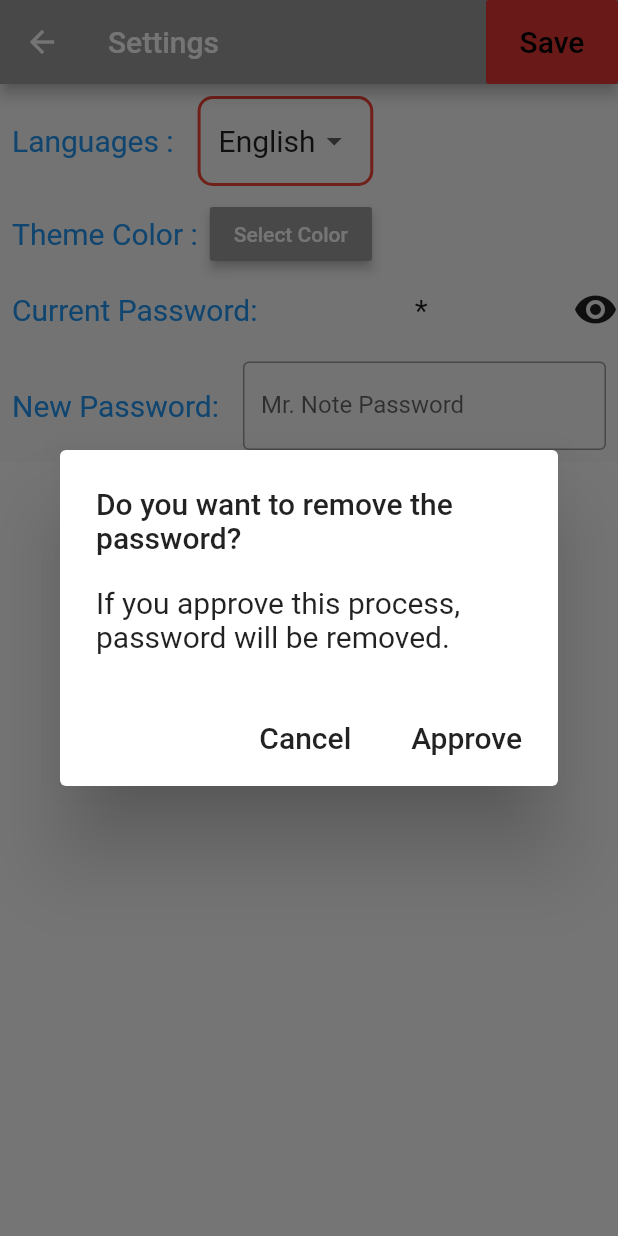
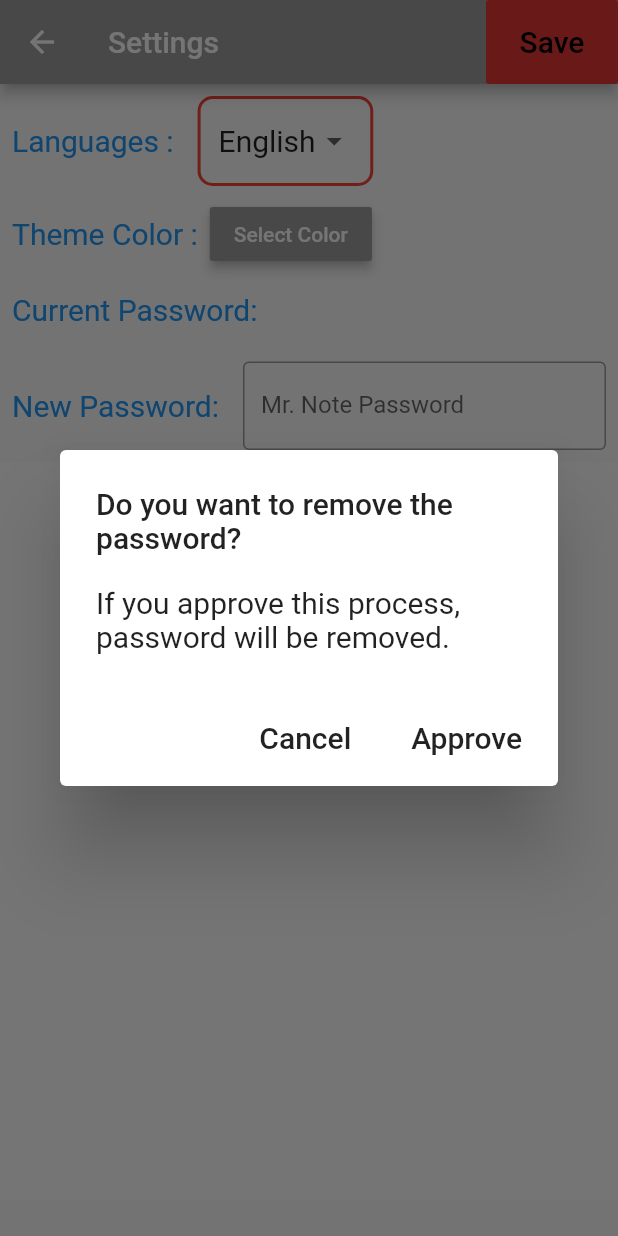
Before and after one commit to MrBuluc/mrnote, a Flutter app: the SettingsPage screen opened directly with empty values, after a tap on "Save", on a phone screen of 412 x 824 dp. Run offline on Flutter 3.47's test engine with Material 2 defaults, Android fonts, the phone set to English and light mode, and no system bars; our stand-ins replace firebase_messaging, flutter_colorpicker, flutter_local_notifications, rxdart, sqflite; missing offline and left inert: firebase_admob; accounts and stored records are empty.

Commit message:
Ayarlar optimize edildi

```diff
--- a/lib/Settings/SettingsPage.dart
+++ b/lib/Settings/SettingsPage.dart
@@ -1,5 +1,3 @@
-import 'dart:io';
-
 import 'package:firebase_admob/firebase_admob.dart';
 import 'package:flutter/material.dart';
 import 'package:flutter_colorpicker/flutter_colorpicker.dart';
@@ -8,7 +6,6 @@ import 'package:mrnote/common_widget/platform_duyarli_alert_dialog.dart';
 import 'package:mrnote/models/notes.dart';
 import 'package:mrnote/utils/admob_helper.dart';
 import 'package:mrnote/utils/database_helper.dart';
-import 'package:path_provider/path_provider.dart';
 
 class SettingsPage extends StatefulWidget {
   int lang;
@@ -79,8 +76,7 @@ class _SettingsPageState extends State<SettingsPage> {
 
   Color currentColor;
 
-  bool adOpen,
-      show = false;
+  bool adOpen, show = false;
 
   double ekranYuksekligi, ekranGenisligi;
 
@@ -90,7 +86,7 @@ class _SettingsPageState extends State<SettingsPage> {
   String gelistiriciSayfasiParola,
       password = "",
       newPassword,
-      showPassword = "*";
+      showPassword = "";
 
   DatabaseHelper databaseHelper = DatabaseHelper();
 
@@ -231,7 +227,8 @@ class _SettingsPageState extends State<SettingsPage> {
                       style: TextStyle(fontSize: 20),
                     ),
                   ),
-                  GestureDetector(
+                  password != ""
+                      ? GestureDetector(
                     child: Icon(
                       show ? Icons.visibility_off : Icons.visibility,
                       size: 30,
@@ -241,7 +238,8 @@ class _SettingsPageState extends State<SettingsPage> {
                         show = !show;
                       });
                     },
-                  ),
+                  )
+                      : Container()
                 ],
               ),
               Form(
@@ -279,7 +277,7 @@ class _SettingsPageState extends State<SettingsPage> {
                   color: Colors.white,
                   child: SizedBox(
                     width: ekranGenisligi,
-                    height: ekranYuksekligi - 279,
+                    height: ekranYuksekligi - 332,
                   ),
                 ),
                 onLongPress: () async {
@@ -337,19 +335,18 @@ class _SettingsPageState extends State<SettingsPage> {
             lang,
             style: TextStyle(fontSize: 20),
           ),
-            ))
+        ))
         .toList();
   }
 
   Future<void> save(int lang, Color color, bool adOpen) async {
     try {
-      final directory = await getApplicationDocumentsDirectory();
-      final path = directory.path;
-      final file = File("$path/language.txt");
-      file.writeAsString("language: $lang");
+      var suan = DateTime.now();
+      databaseHelper.updateNote(
+          Note.withID(2, 0, "Language", lang.toString(), suan.toString(), 2));
 
-      final file1 = File("$path/theme.txt");
-      file1.writeAsString(color.toString());
+      databaseHelper.updateNote(Note.withID(
+          3, 0, "Theme", color.value.toString(), suan.toString(), 2));
 
       formKey1.currentState.save();
       if (newPassword == "") {
@@ -360,14 +357,13 @@ class _SettingsPageState extends State<SettingsPage> {
           iptalButonYazisi: texts["password_save_iptalButonYazisi"],
         ).goster(context);
         if (sonuc) {
-          var suan = DateTime.now();
           databaseHelper.updateNote(
-              Note.withID(1, 1, "Password", newPassword, suan.toString(), 2));
+              Note.withID(1, 0, "Password", newPassword, suan.toString(), 2));
         }
       } else {
         var suan = DateTime.now();
         databaseHelper.updateNote(
-            Note.withID(1, 1, "Password", newPassword, suan.toString(), 2));
+            Note.withID(1, 0, "Password", newPassword, suan.toString(), 2));
       }
     } catch (e) {
       PlatformDuyarliAlertDialog(
--- a/lib/app/landing_page.dart
+++ b/lib/app/landing_page.dart
@@ -1,12 +1,9 @@
-import 'dart:io';
-
 import 'package:flutter/material.dart';
 import 'package:mrnote/Login/login.dart';
 import 'package:mrnote/common_widget/merkez_widget.dart';
 import 'package:mrnote/models/notes.dart';
 import 'package:mrnote/note_list.dart';
 import 'package:mrnote/utils/database_helper.dart';
-import 'package:path_provider/path_provider.dart';
 
 class LandingPage extends StatefulWidget {
   @override
@@ -72,32 +69,30 @@ class _LandingPageState extends State<LandingPage> {
   }
 
   Future<void> read() async {
-    final directory = await getApplicationDocumentsDirectory();
-    final path = directory.path;
-    final file = File("$path/language.txt");
-    final file1 = File("$path/theme.txt");
-    final file2 = File("$path/categoryID.txt");
     try {
-      String contents = await file.readAsString();
-      lang = int.parse(contents[10]);
+      List<Note> languageNoteList =
+          await databaseHelper.getNoteTitleNotesList("Language");
+      lang = int.parse(languageNoteList[0].noteContent);
     } catch (e) {
-      file.writeAsString("language: 0");
+      lang = 0;
       setState(() {});
     }
     try {
-      String contents1 = await file1.readAsString();
-      int color = int.parse(contents1.substring(35, 45));
+      List<Note> themeNoteList =
+      await databaseHelper.getNoteTitleNotesList("Theme");
+      int color = int.parse(themeNoteList[0].noteContent);
       currentColor = Color(color);
       setState(() {});
     } catch (e) {
-      file1.writeAsString("MaterialColor(primary value: Color(0xFFff0000))");
+      currentColor = Color(0xFFff0000);
       setState(() {});
     }
     try {
-      String contents = await file2.readAsString();
-      categoryID = int.parse(contents[12]);
+      List<Note> categoryIDNoteList =
+      await databaseHelper.getNoteTitleNotesList("CategoryID");
+      categoryID = int.parse(categoryIDNoteList[0].noteContent);
     } catch (e) {
-      file2.writeAsString("CategoryID: 0");
+      categoryID = 0;
       setState(() {});
     }
   }
--- a/lib/note_list.dart
+++ b/lib/note_list.dart
@@ -1,5 +1,3 @@
-import 'dart:io';
-
 import 'package:animations/animations.dart';
 import 'package:firebase_admob/firebase_admob.dart';
 import 'package:flutter/material.dart';
@@ -8,7 +6,6 @@ import 'package:mrnote/models/category.dart';
 import 'package:mrnote/models/notes.dart';
 import 'package:mrnote/note_detail.dart';
 import 'package:mrnote/utils/database_helper.dart';
-import 'package:path_provider/path_provider.dart';
 
 import 'Settings/SettingsPage.dart';
 import 'common_widget/platform_duyarli_alert_dialog.dart';
@@ -277,10 +274,7 @@ class _NoteListState extends State<NoteList> {
                   Radius.circular(_fabDimension / 2),
                 ),
               ),
-              closedColor: Theme
-                  .of(context)
-                  .colorScheme
-                  .secondary,
+              closedColor: Theme.of(context).colorScheme.secondary,
               closedBuilder:
                   (BuildContext context, VoidCallback openContainer) {
                 return SizedBox(
@@ -289,10 +283,7 @@ class _NoteListState extends State<NoteList> {
                   child: Center(
                     child: Icon(
                       Icons.add,
-                      color: Theme
-                          .of(context)
-                          .colorScheme
-                          .onSecondary,
+                      color: Theme.of(context).colorScheme.onSecondary,
                       size: 40,
                     ),
                   ),
@@ -427,10 +418,9 @@ class _NoteListState extends State<NoteList> {
 
   Future<void> saveCategoryID(int localCategoryID) async {
     try {
-      final directory = await getApplicationDocumentsDirectory();
-      final path = directory.path;
-      final file = File("$path/categoryID.txt");
-      file.writeAsString("CategoryID: $localCategoryID");
+      var suan = DateTime.now();
+      databaseHelper.updateNote(Note.withID(
+          4, 0, "CategoryID", localCategoryID.toString(), suan.toString(), 2));
     } catch (e) {
       PlatformDuyarliAlertDialog(
         baslik: texts["saveCategoryID_catch_baslik"],
@@ -663,9 +653,6 @@ class _NotesState extends State<Notes> {
       allNotes1 = await databaseHelper.getCategoryNotesList(categoryID);
     }
     allNotes1.sort();
-    if (categoryID == 0 || categoryID == 1) {
-      allNotes1.removeAt(0);
-    }
     setState(() {
       allNotes = allNotes1;
     });
--- a/pubspec.yaml
+++ b/pubspec.yaml
@@ -23,7 +23,6 @@ environment:
 dependencies:
   flutter:
     sdk: flutter
-  path_provider: ^1.6.18
   sqflite: ^1.3.1+1
   firebase_admob: ^0.10.0+2
   flutter_colorpicker: ^0.3.4
```
Also changed, not shown: pubspec.lock, 1 other file.
